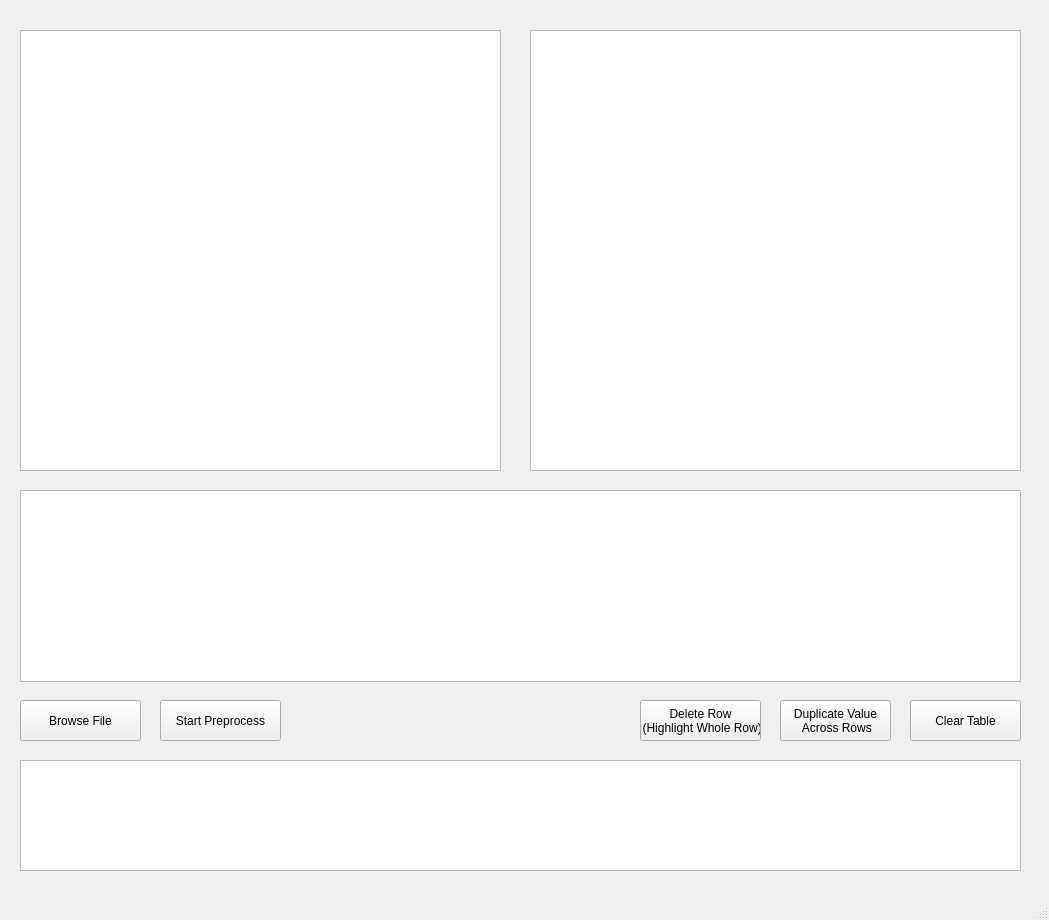
First picture: the form in napeca/qt_design_gui.ui, repository zhounapeuw/NAPE_imaging_analysis, before the edit.
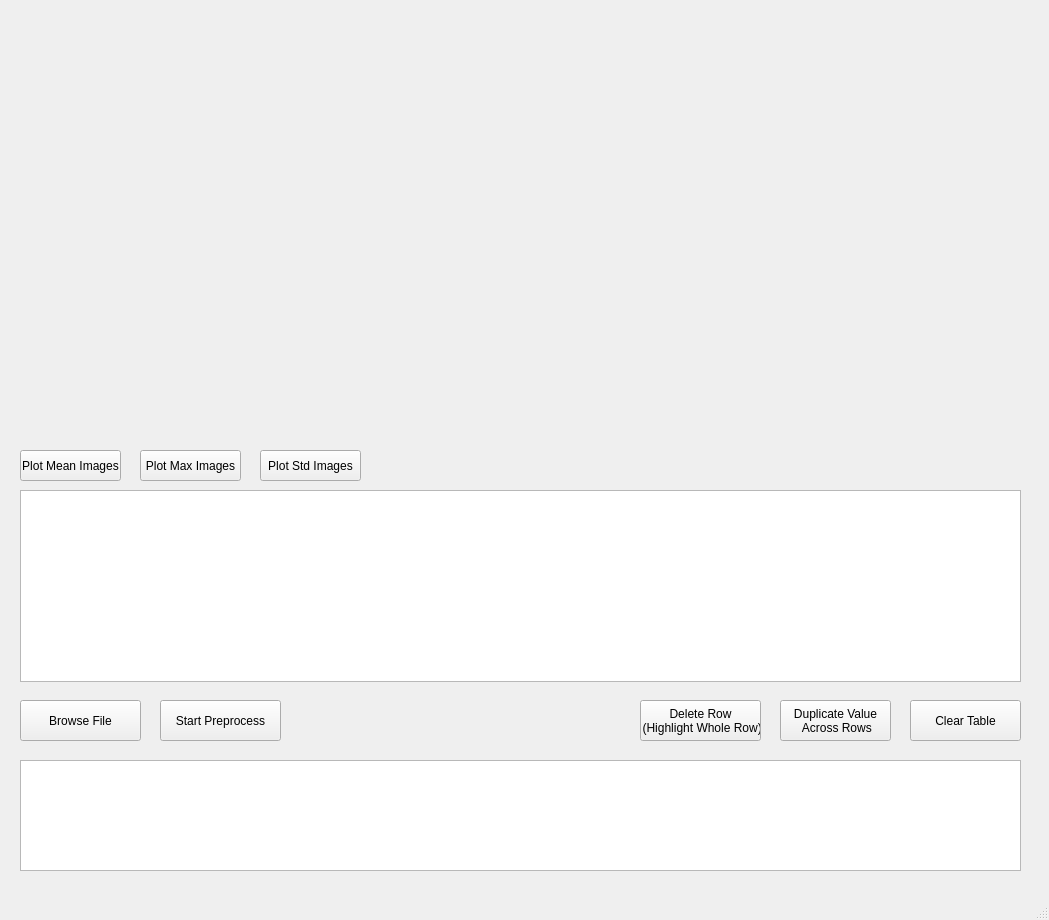
Second picture: the form after the edit. Custom widgets are drawn as their Qt base class.

Commit message:
added test script and gui for matplotlib widget; incorporated into gui.py
plots dummy data; need to pull from saved projection tifs

Patch:
```diff
--- a/napeca/qt_design_gui.ui
+++ b/napeca/qt_design_gui.ui
@@ -14,16 +14,6 @@
    <string>MainWindow</string>
   </property>
   <widget class="QWidget" name="centralwidget">
-   <widget class="QGraphicsView" name="graphicsView">
-    <property name="geometry">
-     <rect>
-      <x>20</x>
-      <y>30</y>
-      <width>481</width>
-      <height>441</height>
-     </rect>
-    </property>
-   </widget>
    <widget class="QPushButton" name="button_browse_files">
     <property name="geometry">
      <rect>
@@ -101,16 +91,6 @@
      <string>Clear Table</string>
     </property>
    </widget>
-   <widget class="QGraphicsView" name="graphicsView_2">
-    <property name="geometry">
-     <rect>
-      <x>530</x>
-      <y>30</y>
-      <width>491</width>
-      <height>441</height>
-     </rect>
-    </property>
-   </widget>
    <widget class="QPlainTextEdit" name="text_box_output">
     <property name="geometry">
      <rect>
@@ -121,6 +101,65 @@
      </rect>
     </property>
    </widget>
+   <widget class="MplWidget" name="graphics_1" native="true">
+    <property name="geometry">
+     <rect>
+      <x>20</x>
+      <y>20</y>
+      <width>491</width>
+      <height>421</height>
+     </rect>
+    </property>
+   </widget>
+   <widget class="MplWidget" name="graphics_2" native="true">
+    <property name="geometry">
+     <rect>
+      <x>530</x>
+      <y>-10</y>
+      <width>491</width>
+      <height>451</height>
+     </rect>
+    </property>
+   </widget>
+   <widget class="QPushButton" name="button_plot_mean">
+    <property name="geometry">
+     <rect>
+      <x>20</x>
+      <y>450</y>
+      <width>101</width>
+      <height>31</height>
+     </rect>
+    </property>
+    <property name="text">
+     <string>Plot Mean Images</string>
+    </property>
+   </widget>
+   <widget class="QPushButton" name="button_plot_max">
+    <property name="geometry">
+     <rect>
+      <x>140</x>
+      <y>450</y>
+      <width>101</width>
+      <height>31</height>
+     </rect>
+    </property>
+    <property name="text">
+     <string>Plot Max Images</string>
+    </property>
+   </widget>
+   <widget class="QPushButton" name="button_plot_std">
+    <property name="geometry">
+     <rect>
+      <x>260</x>
+      <y>450</y>
+      <width>101</width>
+      <height>31</height>
+     </rect>
+    </property>
+    <property name="text">
+     <string>Plot Std Images</string>
+    </property>
+   </widget>
   </widget>
   <widget class="QMenuBar" name="menubar">
    <property name="geometry">
@@ -134,6 +173,14 @@
   </widget>
   <widget class="QStatusBar" name="statusbar"/>
  </widget>
+ <customwidgets>
+  <customwidget>
+   <class>MplWidget</class>
+   <extends>QWidget</extends>
+   <header>mplwidget.h</header>
+   <container>1</container>
+  </customwidget>
+ </customwidgets>
  <resources/>
  <connections/>
 </ui>
```
The commit also changes 5 other files.
